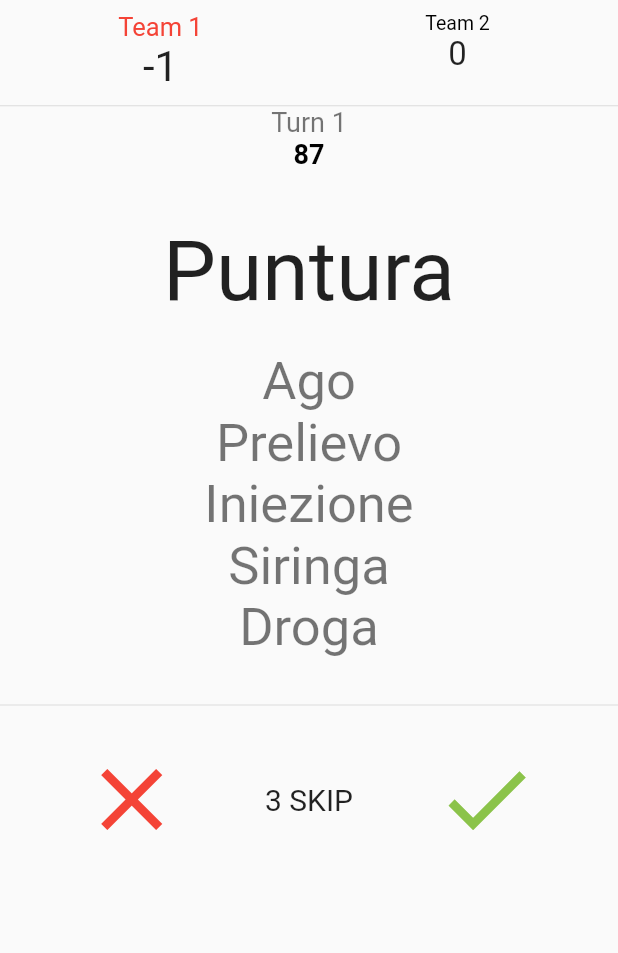
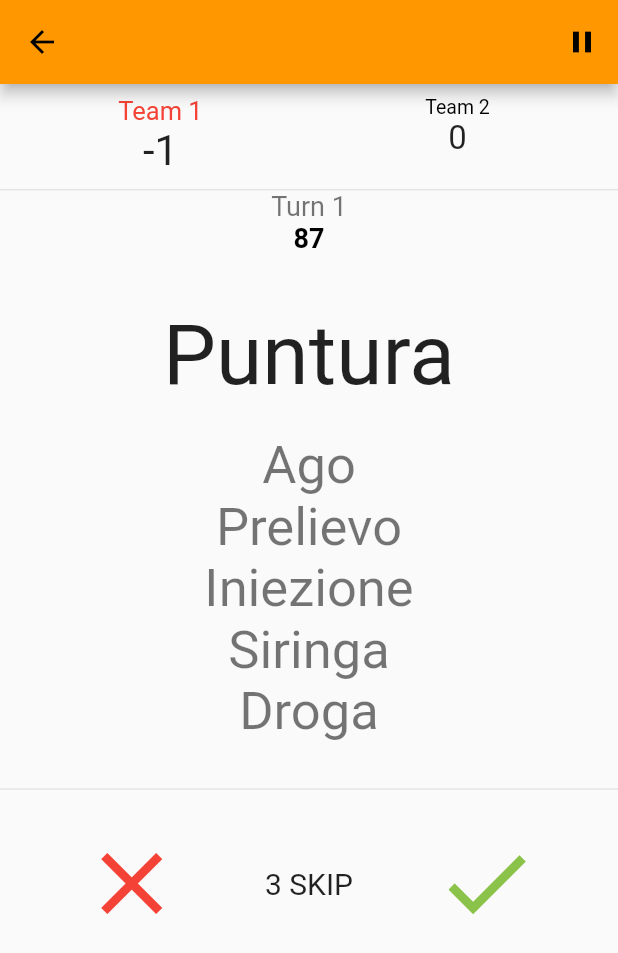
Before and after one commit to rignaneseleo/SpeakEasy, a Flutter app: the GamePage screen opened directly with empty values, after a tap on the "close" icon, on a phone screen of 412 x 824 dp. Shown: the top 953 px of the screen. Run offline on Flutter 3.47's test engine with Material 2 defaults, Android fonts, the phone set to English and light mode, and no system bars; our stand-ins replace csv, flutter_riverpod.

Commit message:
riverpod setup (fully working game now)

```diff
--- a/opentabu/lib/controller/gameController.dart
+++ b/opentabu/lib/controller/gameController.dart
@@ -4,12 +4,27 @@
 * GITHUB: https://github.com/rignaneseleo/OpenTabu
 * */
 
+import 'package:flutter/cupertino.dart';
+import 'package:flutter_riverpod/all.dart';
 import 'package:opentabu/model/game.dart';
 import 'package:opentabu/model/settings.dart';
 import 'package:opentabu/model/word.dart';
 
-class GameController {
+final gameProvider =
+    ChangeNotifierProvider.autoDispose((ref) => GameController());
+
+enum GameState {
+  init, //Initial state, not ready
+  ready, //Ready to start state
+  playing, //While a team is playing
+  pause, //In pause
+  ended, //When there is a winner
+}
+
+class GameController extends ChangeNotifier {
   Game _game;
+  GameState gameState = GameState.init;
+
   int _numbersOfTurns;
 
   Word _currentWord;
@@ -18,14 +33,17 @@ class GameController {
 
   int _secondsPassed = 0;
 
-  GameController(Settings settings, List<Word> words) {
+  void init(Settings settings, List<Word> words) {
     _game = new Game(words, nTeams: settings.nPlayers, nSkips: settings.nSkip);
     _currentWord = _game.newWord;
     _numbersOfTurns = settings.nTurns;
+
+    gameState = GameState.ready;
+    notifyListeners();
   }
 
   //returns true if the game is over
-  bool changeTurn() {
+  void changeTurn() {
     _currentTeam++;
     if (_currentTeam == _game.numberOfPlayers) {
       _currentTeam = 0;
@@ -37,38 +55,73 @@ class GameController {
 
     _currentWord = _game.newWord;
 
-    return _currentTurn >= _numbersOfTurns;
+    gameState = GameState.ready;
+
+    //Check if it's the end
+    if (_currentTurn >= _numbersOfTurns) gameState = GameState.ended;
+
+    notifyListeners();
+  }
+
+  void startTurn() {
+    if (gameState == GameState.ready) {
+      gameState = GameState.playing;
+      notifyListeners();
+    } else
+      throw Exception("Start turn with a state $gameState");
+  }
+
+  void pauseGame() {
+    if (gameState == GameState.playing) {
+      gameState = GameState.pause;
+      notifyListeners();
+    } else
+      throw Exception("Pause game from a state $gameState");
+  }
+
+  void resumeGame() {
+    if (gameState == GameState.pause) {
+      gameState = GameState.playing;
+      notifyListeners();
+    } else
+      throw Exception("Resume game from a state $gameState");
   }
 
   void rightAnswer() {
     _game.rightAnswer(_currentTeam);
     _currentWord = _game.newWord;
+    notifyListeners();
   }
 
   void wrongAnswer() {
     _game.wrongAnswer(_currentTeam);
     _currentWord = _game.newWord;
+    notifyListeners();
   }
 
   void skipAnswer() {
     if (_game.useSkip(_currentTeam)) _currentWord = _game.newWord;
+    notifyListeners();
   }
 
-  void oneSecPassed() => _secondsPassed++;
+  void oneSecPassed() {
+    _secondsPassed++;
+    notifyListeners();
+  }
 
-  get winner => _game.winner + 1;
+  List<int> get winners => _game.winners;
 
-  get currentTurn => _currentTurn + 1;
+  int get currentTurn => _currentTurn + 1;
 
-  get skipLeftCurrentTeam => _game.getSkipLeft(_currentTeam);
+  int get skipLeftCurrentTeam => _game.getSkipLeft(_currentTeam);
 
-  get currentWord => _currentWord;
+  Word get currentWord => _currentWord;
 
-  get scores => _game.scores;
+  List<int> get scores => _game.scores;
 
-  get numberOfPlayers => _game.numberOfPlayers;
+  int get numberOfPlayers => _game.numberOfPlayers;
 
-  get currentTeam => _currentTeam;
+  int get currentTeam => _currentTeam;
 
-  get secondsPassed => _secondsPassed;
+  int get secondsPassed => _secondsPassed;
 }
--- a/opentabu/lib/model/game.dart
+++ b/opentabu/lib/model/game.dart
@@ -3,6 +3,8 @@
 * GNU Affero General Public License v3.0: https://choosealicense.com/licenses/agpl-3.0/
 * GITHUB: https://github.com/rignaneseleo/OpenTabu
 * */
+
+import 'dart:math';
 
 import 'package:opentabu/model/word.dart';
 
@@ -67,15 +69,18 @@ class Game {
     }
   }
 
-  get winner {
-    int winner = 0;
+  List<int> get winners {
+    int highestScore = _scores.reduce(max);
+
+    List<int> winners = [];
     for (int i = 1; i < _scores.length; i++) {
-      winner = _scores[i] > _scores[winner] ? i : winner;
+      //Note: team number is index+1
+      if (_scores[i] == highestScore) winners.add(i+1);
     }
-    return winner;
+    return winners;
   }
 
-  get scores => _scores;
+  List<int> get scores => _scores;
 
-  get numberOfPlayers => _scores.length;
+  int get numberOfPlayers => _scores.length;
 }
--- a/opentabu/lib/view/gamePage.dart
+++ b/opentabu/lib/view/gamePage.dart
@@ -6,6 +6,7 @@
 import 'dart:async';
 
 import 'package:flutter/material.dart';
+import 'package:flutter_riverpod/all.dart';
 import 'package:opentabu/controller/gameController.dart';
 import 'package:opentabu/model/settings.dart';
 import 'package:opentabu/model/word.dart';
@@ -24,62 +25,293 @@ class GamePage extends StatefulWidget {
 }
 
 class GamePageState extends State<GamePage> {
-  Widget _body;
+  final settings;
 
-  GameController _gameController;
   Timer _turnTimer;
   Timer _countSecondsTimer;
+
   int _timerDuration;
   int _nTaboosToShow;
 
   //info to show:
   Map<String, int> matchInfo; //team name, score
 
-  GamePageState(Settings settings) {
-    _gameController = new GameController(settings, words);
+  GamePageState(this.settings) {
     _timerDuration = settings.turnDurationInSeconds;
     _nTaboosToShow = settings.nTaboos;
-
-    initTimer();
-
-    _countSecondsTimer = new Timer.periodic(
-        new Duration(seconds: 1),
-        (timer) => _turnTimer.isActive
-            ? setState(() => _gameController.oneSecPassed())
-            : null);
   }
 
-  void initTimer() {
-    _turnTimer = new Timer(new Duration(seconds: _timerDuration), timeOut);
+  @override
+  void initState() {
+    super.initState();
+    //Init game
+    context.read(gameProvider).init(settings, words);
+
+    _countSecondsTimer = new Timer.periodic(new Duration(seconds: 1), (timer) {
+      if (_turnTimer.isActive) context.read(gameProvider).oneSecPassed();
+    });
+
+    initGame();
+  }
+
+  void initGame() {
+    //Start the turn
+    context.read(gameProvider).startTurn();
+
+    //Launch the timer
+    setupTimer(_timerDuration);
+  }
+
+  void pauseGame() {
+    //Cancel timer
+    _turnTimer.cancel();
+
+    //Pause game
+    context.read(gameProvider).pauseGame();
+  }
+
+  void resumeGame() {
+    GameController _gameController = context.read(gameProvider);
+
+    //Launch the timer
+    setupTimer(_timerDuration - _gameController.secondsPassed);
+
+    //Resume the turn
+    context.read(gameProvider).resumeGame();
+  }
+
+  void setupTimer(int seconds) {
+    _turnTimer = new Timer(new Duration(seconds: seconds), () {
+      //TIMEOUT
+      context.read(gameProvider).changeTurn();
+    });
   }
 
   @override
   Widget build(BuildContext context) {
-    _body = new Container(
+    Widget _body = Text("Loading");
+
+    return new Scaffold(
+        appBar: AppBar(
+          actions: [
+            Consumer(builder: (context, watch, child) {
+              GameController _gameController = watch(gameProvider);
+              if (_gameController.gameState == GameState.playing)
+                return IconButton(
+                    icon: Icon(Icons.pause), onPressed: () => pauseGame());
+              else
+                return Container();
+            }),
+          ],
+        ),
+        body: Consumer(
+          builder: (context, watch, child) {
+            GameController _gameController = watch(gameProvider);
+
+            switch (_gameController.gameState) {
+              case GameState.ready:
+                _body = readyBody();
+                break;
+              case GameState.playing:
+                _body = playingBody();
+                break;
+              case GameState.ended:
+                _body = endBody(_gameController.winners);
+                break;
+              case GameState.pause:
+                _body = pauseBody();
+                break;
+              case GameState.init:
+                break;
+            }
+
+            return Column(
+              children: <Widget>[
+                GameInfoWidget(),
+                new Divider(height: 1.0),
+                _body,
+              ],
+            );
+          },
+        ));
+  }
+
+  Widget pauseBody() {
+    return new Container(
         height: 520.0,
         child: new Column(children: <Widget>[
-          _turns,
-          _time,
-          _word,
+          TurnWidget(),
+          TimeWidget(_timerDuration),
+          Expanded(
+              child: Text(
+            "PAUSE",
+            style: TextStyle(fontSize: 50),
+          )),
           new Divider(height: 10.0),
-          _buttons
+          new Container(
+            padding: new EdgeInsets.all(15.0),
+            child: TextButton(
+              child: Text(
+                "RESUME",
+                style: TextStyle(fontSize: 50),
+              ),
+              onPressed: () => resumeGame(),
+            ),
+          )
         ]));
+  }
 
-    return new Material(
-      child: new Column(
-        children: <Widget>[
-          _gameInfo,
-          new Divider(height: 1.0),
-          _body,
+  Widget playingBody() {
+    return new Container(
+        height: 520.0,
+        child: new Column(children: <Widget>[
+          TurnWidget(),
+          TimeWidget(_timerDuration),
+          WordWidget(_nTaboosToShow),
+          new Divider(height: 10.0),
+          new Container(
+            padding: new EdgeInsets.all(15.0),
+            child: new Row(
+              children: <Widget>[
+                IncorrectAnswerButton(),
+                SkipButton(),
+                CorrectAnswerButton(),
+              ],
+            ),
+          )
+        ]));
+  }
+
+  Widget readyBody() {
+    return Container(
+        height: 520.0,
+        child: new Column(
+          children: <Widget>[
+            TurnWidget(),
+            Expanded(
+              child: Column(
+                mainAxisAlignment: MainAxisAlignment.center,
+                children: [
+                  Text(
+                    "TIME IS OVER",
+                    style: TextStyle(fontSize: 30, fontWeight: FontWeight.bold),
+                  ),
+                  new Text("Pass the phone to the next player."),
+                ],
+              ),
+            ),
+            new TextButton(
+              child: Text(
+                'START NEXT TURN',
+                style: TextStyle(fontSize: 27),
+              ),
+              onPressed: () {
+                initGame();
+              },
+            ),
+          ],
+        ));
+  }
+
+  Widget endBody(List<int> winners) {
+    String text;
+    if (winners.length > 1) {
+      text = "The winners are:\n";
+      for (int team in winners) text += "Team $team\n";
+    } else
+      text = "${winners.first} is the winner!";
+
+    return new Container(
+      height: 520.0,
+      child: new Center(
+          child: Column(
+        children: [
+          Expanded(
+              child: Text(
+            text,
+            style: TextStyle(
+              fontSize: 30,
+              fontWeight: FontWeight.bold,
+            ),
+            textAlign: TextAlign.center,
+          )),
+          TextButton(
+            child: Text("Back home"),
+            onPressed: () {
+              Navigator.of(context).pop();
+            },
+          ),
         ],
+      )),
+    );
+  }
+
+/*void timeOut() {
+    Text title;
+    Text button;
+    Text content;
+
+    ;
+
+    //Check if it's the end
+    if (end) {
+      title = new Text("Team " + _gameController.winner.toString() + " win!");
+      button = new Text('Main menu');
+    } else {
+
+    }
+
+    showDialog(
+      context: context,
+      barrierDismissible: false,
+      child: new AlertDialog(title: title, content: content, actions: <Widget>[
+        new FlatButton(
+          child: button,
+          onPressed: () {
+            //Close the dialog
+            Navigator.of(context).pop();
+
+            //Check if it's the end
+            if (end)
+              Navigator.of(context).pop();
+            else
+              initTimer();
+            setState(() {});
+          },
+        ),
+      ]),
+    );
+  }*/
+}
+
+class TurnWidget extends ConsumerWidget {
+  @override
+  Widget build(BuildContext context, watch) {
+    GameController _gameController = watch(gameProvider);
+    return Center(
+      child: new Text(
+        "Turn " + (_gameController.currentTurn).toString(),
+        style: new TextStyle(fontSize: 18.0, color: Colors.black54),
       ),
     );
   }
+}
 
-  get _time {
+class TimeWidget extends ConsumerWidget {
+  final _timerDuration;
+
+  TimeWidget(this._timerDuration);
+
+  @override
+  Widget build(BuildContext context, watch) {
+    //every second this is called
+    GameController _gameController = watch(gameProvider);
+
+    int secondsLeft = _timerDuration - _gameController.secondsPassed;
+
     return new Center(
       child: new Text(
-        (_timerDuration - _gameController.secondsPassed).toString(),
+        secondsLeft.toString(),
         style: new TextStyle(
             fontSize: 18.0,
             fontWeight: FontWeight.bold,
@@ -89,17 +321,55 @@ class GamePageState extends State<GamePage> {
       ),
     );
   }
+}
 
-  get _turns {
-    return new Center(
-      child: new Text(
-        "Turn " + (_gameController.currentTurn).toString(),
-        style: new TextStyle(fontSize: 18.0, color: Colors.black54),
+class WordWidget extends ConsumerWidget {
+  final _nTaboosToShow;
+
+  WordWidget(this._nTaboosToShow);
+
+  @override
+  Widget build(BuildContext context, watch) {
+    GameController _gameController = watch(gameProvider);
+
+    List<Widget> taboos = new List<Widget>();
+
+    List<String> _taboos = _gameController.currentWord.taboos;
+
+    for (int i = 0; i < _nTaboosToShow; i++) {
+      taboos.add(new Text(
+        _taboos[i],
+        style: new TextStyle(fontSize: 35.0, color: Colors.black54),
+        maxLines: 1,
+        overflow: TextOverflow.ellipsis,
+      ));
+    }
+
+    return new Expanded(
+        child: new Container(
+      padding: new EdgeInsets.all(15.0),
+      child: new Column(
+        children: <Widget>[
+          new Padding(
+              padding: new EdgeInsets.symmetric(vertical: 20.0),
+              child: new Text(
+                _gameController.currentWord.wordToGuess,
+                style: new TextStyle(fontSize: 56.0),
+                maxLines: 1,
+                overflow: TextOverflow.ellipsis,
+              )),
+          new Column(children: taboos)
+        ],
       ),
-    );
+    ));
   }
+}
 
-  get _gameInfo {
+class GameInfoWidget extends ConsumerWidget {
+  @override
+  Widget build(BuildContext context, watch) {
+    GameController _gameController = watch(gameProvider);
+
     List<Widget> teams = new List<Widget>();
 
     for (int i = 0; i < _gameController.numberOfPlayers; i++) {
@@ -133,114 +403,52 @@ class GamePageState extends State<GamePage> {
       ),
     );
   }
+}
 
-  get _word {
-    List<Widget> taboos = new List<Widget>();
+class SkipButton extends ConsumerWidget {
+  @override
+  Widget build(BuildContext context, watch) {
+    GameController _gameController = watch(gameProvider);
 
-    List<String> _taboos = _gameController.currentWord.taboos;
+    //TODO add sound
 
-    for (int i = 0; i < _nTaboosToShow; i++) {
-      taboos.add(new Text(
-        _taboos[i],
-        style: new TextStyle(fontSize: 35.0, color: Colors.black54),
-        maxLines: 1,
-        overflow: TextOverflow.ellipsis,
-      ));
-    }
+    return new FlatButton(
+        child: new Text(
+          _gameController.skipLeftCurrentTeam.toString() + " SKIP",
+          style: new TextStyle(fontSize: 20.0),
+        ),
+        onPressed: _gameController.skipLeftCurrentTeam == 0
+            ? null
+            : () => _gameController.skipAnswer());
+  }
+}
+
+class IncorrectAnswerButton extends ConsumerWidget {
+  @override
+  Widget build(BuildContext context, watch) {
+    GameController _gameController = watch(gameProvider);
+
+    //TODO add sound
 
     return new Expanded(
-        child: new Container(
-      padding: new EdgeInsets.all(15.0),
-      child: new Column(
-        children: <Widget>[
-          new Padding(
-              padding: new EdgeInsets.symmetric(vertical: 20.0),
-              child: new Text(
-                _gameController.currentWord.wordToGuess,
-                style: new TextStyle(fontSize: 56.0),
-                maxLines: 1,
-                overflow: TextOverflow.ellipsis,
-              )),
-          new Column(children: taboos)
-        ],
-      ),
-    ));
-  }
-
-  get _buttons {
-    return new Container(
-      padding: new EdgeInsets.all(15.0),
-      child: new Row(
-        children: <Widget>[
-          new Expanded(
-              child: new IconButton(
-                  icon: new Icon(Icons.close, color: Colors.red),
-                  iconSize: 70.0,
-                  onPressed: () => _buttonHandler(false))),
-          new FlatButton(
-              child: new Text(
-                _gameController.skipLeftCurrentTeam.toString() + " SKIP",
-                style: new TextStyle(fontSize: 20.0),
-              ),
-              onPressed: _gameController.skipLeftCurrentTeam == 0
-                  ? null
-                  : () => _buttonHandler(null)),
-          new Expanded(
-              child: new IconButton(
-                  icon: new Icon(Icons.done, color: Colors.lightGreen),
-                  iconSize: 70.0,
-                  onPressed: () => _buttonHandler(true)))
-        ],
-      ),
-    );
-  }
-
-  void _buttonHandler(bool isRight) {
-    setState(() {
-      if (isRight == null)
-        _gameController.skipAnswer();
-      else
-        isRight ? _gameController.rightAnswer() : _gameController.wrongAnswer();
-    });
-  }
-
-  void timeOut() {
-    Text title;
-    Text button;
-    Text content;
-
-    bool end = _gameController.changeTurn();
-
-    //Check if it's the end
-
-    if (end) {
-      title = new Text("Team " + _gameController.winner.toString() + " win!");
-      button = new Text('Main menu');
-    } else {
-      title = new Text("TIME IS OVER");
-      content = new Text("Give the phone to the next player.");
-      button = new Text('Start!');
-    }
-
-    showDialog(
-      context: context,
-      barrierDismissible: false,
-      child: new AlertDialog(title: title, content: content, actions: <Widget>[
-        new FlatButton(
-          child: button,
-          onPressed: () {
-            //Close the dialog
-            Navigator.of(context).pop();
-
-            //Check if it's the end
-            if (end)
-              Navigator.of(context).pop();
-            else
-              initTimer();
-            setState(() {});
-          },
-        ),
-      ]),
-    );
+        child: new IconButton(
+            icon: new Icon(Icons.close, color: Colors.red),
+            iconSize: 70.0,
+            onPressed: () => _gameController.wrongAnswer()));
   }
 }
+
+class CorrectAnswerButton extends ConsumerWidget {
+  @override
+  Widget build(BuildContext context, watch) {
+    GameController _gameController = watch(gameProvider);
+
+    //TODO add sound
+
+    return new Expanded(
+        child: new IconButton(
+            icon: new Icon(Icons.done, color: Colors.lightGreen),
+            iconSize: 70.0,
+            onPressed: () => _gameController.rightAnswer()));
+  }
+}
--- a/opentabu/lib/view/homePage.dart
+++ b/opentabu/lib/view/homePage.dart
@@ -53,7 +53,7 @@ class HomePageState extends State<HomePage> {
                 ),
               ),
               new Text(
-                "ALPHA Version 3",
+                "BETA Version",
                 style: new TextStyle(fontSize: 12.0),
               )
             ],
--- a/opentabu/pubspec.yaml
+++ b/opentabu/pubspec.yaml
@@ -11,9 +11,8 @@ dependencies:
 
   csv: ^4.0.3
   flutter_launcher_icons: ^0.7.4
-
-  flutter_bloc: 3.2.0
   equatable: 1.1.1
+  flutter_riverpod: ^0.12.1
 
 dev_dependencies:
   flutter_test:
```
Also changed, not shown: opentabu/lib/main.dart (+11 -4 lines).
